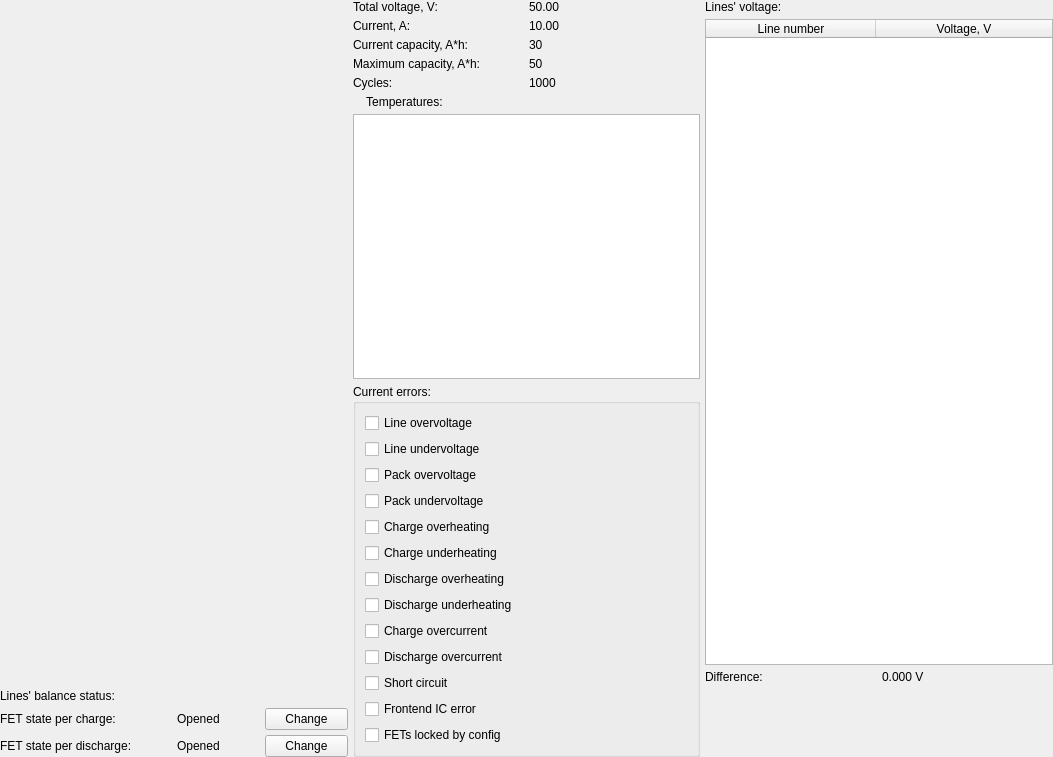
First picture: the form in app/maininfowidget.ui, repository reedpxel/BMSInterface, before the edit.
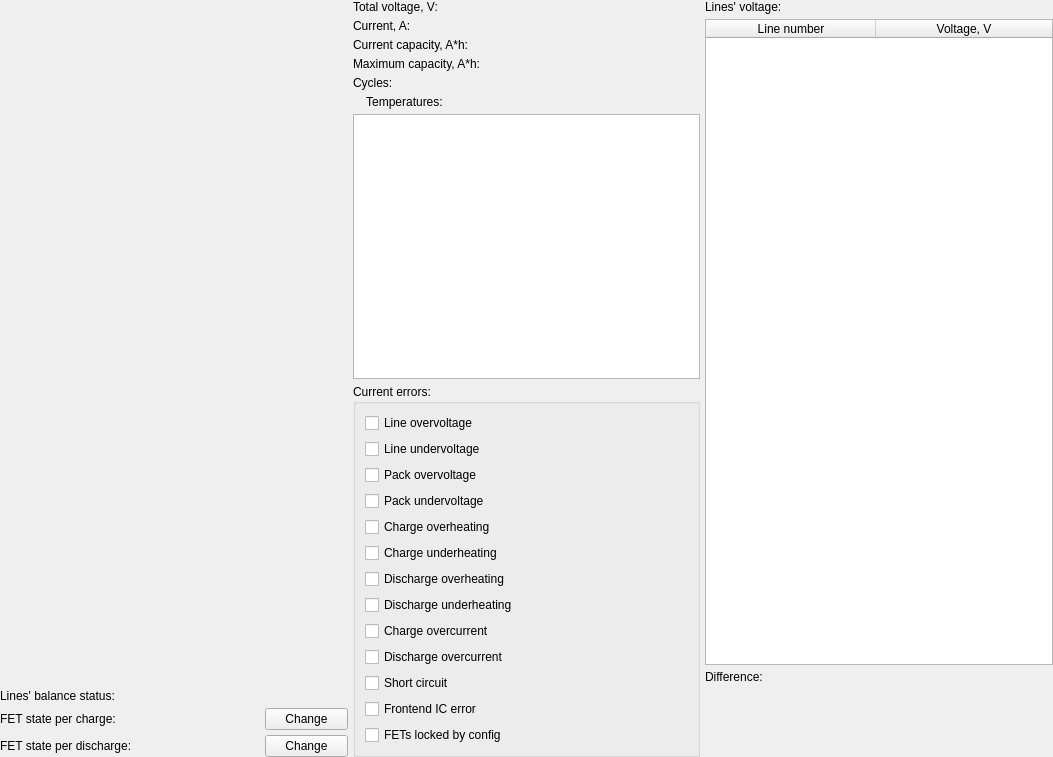
Second picture: the form after the edit.

```diff
--- a/app/maininfowidget.ui
+++ b/app/maininfowidget.ui
@@ -93,35 +93,35 @@
          <item>
           <widget class="QLabel" name="totalVoltageLabel">
            <property name="text">
-            <string>50.00</string>
+            <string/>
            </property>
           </widget>
          </item>
          <item>
           <widget class="QLabel" name="currentLabel">
            <property name="text">
-            <string>10.00</string>
+            <string/>
            </property>
           </widget>
          </item>
          <item>
           <widget class="QLabel" name="currentCapacityLabel">
            <property name="text">
-            <string>30</string>
+            <string/>
            </property>
           </widget>
          </item>
          <item>
           <widget class="QLabel" name="maxCapacityLabel">
            <property name="text">
-            <string>50</string>
+            <string/>
            </property>
           </widget>
          </item>
          <item>
           <widget class="QLabel" name="cyclesLabel">
            <property name="text">
-            <string>1000</string>
+            <string/>
            </property>
           </widget>
          </item>
@@ -667,7 +667,7 @@
        <item>
         <widget class="QLabel" name="differenceLabel">
          <property name="text">
-          <string>0.000 V</string>
+          <string/>
          </property>
         </widget>
        </item>
@@ -700,7 +700,7 @@
            <item>
             <widget class="QLabel" name="FETChargeLabel">
              <property name="text">
-              <string>Opened</string>
+              <string/>
              </property>
             </widget>
            </item>
@@ -718,7 +718,7 @@
            <item>
             <widget class="QLabel" name="FETDischargeLabel">
              <property name="text">
-              <string>Opened</string>
+              <string/>
              </property>
             </widget>
            </item>
```
